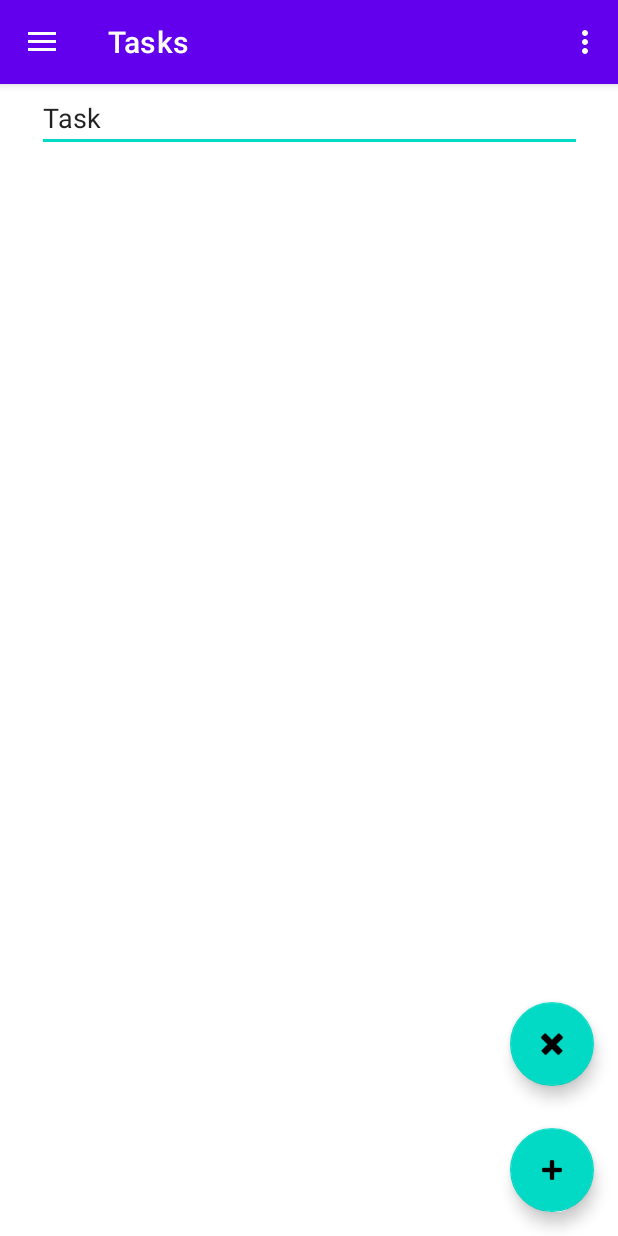
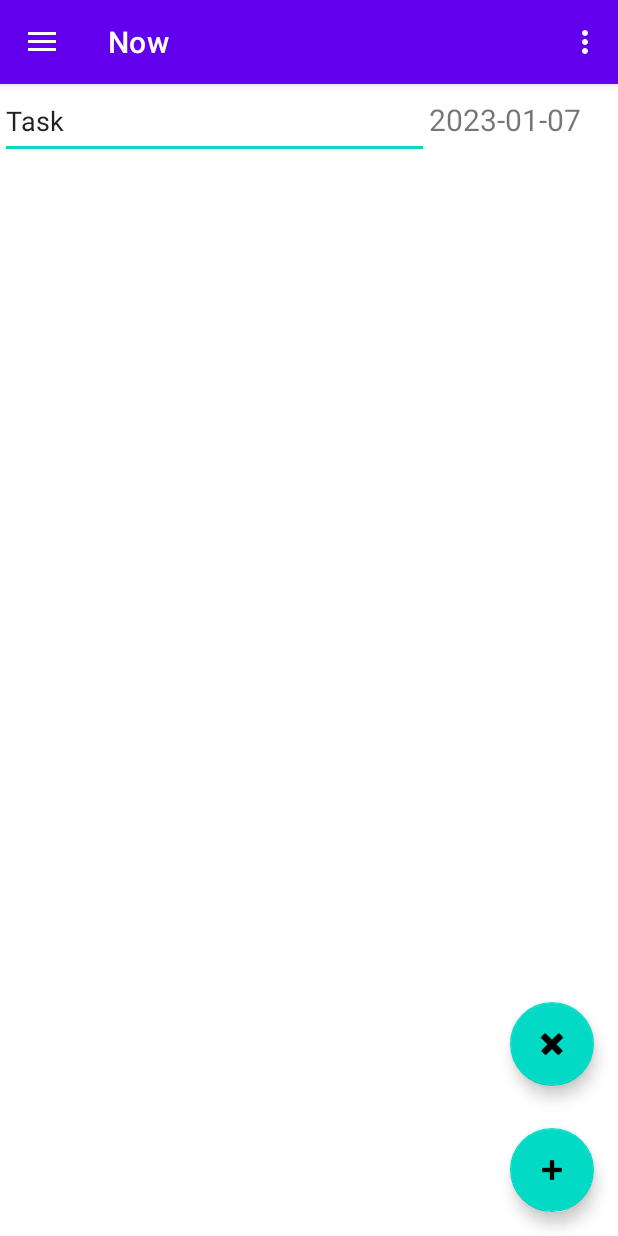
Before and after one commit to kilgariff/things, an Android app: the screen it shows after launch (MainActivity), after a tap on an icon or button, on a phone screen of 412 x 824 dp. Run offline under Robolectric (Android 15) with nearby library versions, the phone set to English and light mode, and no system bars; our stand-ins replace navigation-ui.

Commit message:
Enable date picker to set due dates for tasks

```diff
--- a/app/src/main/java/com/rosscodes/things/DataManager.kt
+++ b/app/src/main/java/com/rosscodes/things/DataManager.kt
@@ -25,7 +25,7 @@ class DataManager(context: Context) {
 
         val tasks = mutableListOf<Task>();
 
-        val cursor = db.rawQuery("SELECT * FROM Tasks", null);
+        val cursor = db.rawQuery("SELECT * FROM Tasks ORDER BY due ASC", null);
         if (cursor.moveToFirst()) {
             do {
                 val id = cursor.getLong(cursor.getColumnIndexOrThrow("id"))
--- a/app/src/main/java/com/rosscodes/things/MainActivity.kt
+++ b/app/src/main/java/com/rosscodes/things/MainActivity.kt
@@ -1,7 +1,9 @@
 package com.rosscodes.things
 
+import android.icu.util.Calendar
 import android.os.Bundle
 import android.view.Menu
+import android.view.View
 import com.google.android.material.snackbar.Snackbar
 import com.google.android.material.navigation.NavigationView
 import androidx.navigation.findNavController
@@ -15,7 +17,9 @@ import androidx.lifecycle.Observer
 import androidx.lifecycle.ViewModelProvider
 import com.rosscodes.things.databinding.ActivityMainBinding
 import com.rosscodes.things.databinding.TaskBinding
+import com.rosscodes.things.ui.tasks.DatePickerFragment
 import com.rosscodes.things.ui.tasks.TaskListViewModel
+import java.time.LocalDate
 
 class MainActivity : AppCompatActivity() {
 
@@ -40,7 +44,11 @@ class MainActivity : AppCompatActivity() {
 
         binding.appBarMain.fabAdd.setOnClickListener { view ->
 
-            justAddedTaskId = dataManager.add(Task(0, "Task", ""))
+            var date = ""
+            if (taskListViewModel.showTodaysTasks) {
+                date = getTodaysDate()
+            }
+            justAddedTaskId = dataManager.add(Task(0, "Task", date))
             val tasks = dataManager.allTasks()
             taskListViewModel.tasks.value = tasks
         }
@@ -60,7 +68,7 @@ class MainActivity : AppCompatActivity() {
         // Passing each menu ID as a set of Ids because each
         // menu should be considered as top level destinations.
         appBarConfiguration = AppBarConfiguration(setOf(
-                R.id.nav_tasks), drawerLayout)
+                R.id.nav_now, R.id.nav_later), drawerLayout)
         setupActionBarWithNavController(navController, appBarConfiguration)
         navView.setupWithNavController(navController)
 
@@ -78,4 +86,30 @@ class MainActivity : AppCompatActivity() {
         val navController = findNavController(R.id.nav_host_fragment_content_main)
         return navController.navigateUp(appBarConfiguration) || super.onSupportNavigateUp()
     }
+
+    fun showDatePicker (v: View) {
+        DatePickerFragment().show(supportFragmentManager, "timePicker")
+    }
+
+    fun getTodaysDate() : String {
+        val c = Calendar.getInstance()
+        val year = c.get(Calendar.YEAR)
+        val month = c.get(Calendar.MONTH)
+        val day = c.get(Calendar.DAY_OF_MONTH)
+        return LocalDate.of(year, month + 1, day).toString()
+    }
+
+    fun setDueDateOnCurrentTask(year: Int, month: Int, day: Int) {
+        val tasks = dataManager.allTasks()
+        for (task in tasks) {
+            if (task.id == lastChangedTaskId) {
+                task.dueDateAndTime = LocalDate.of(year, month + 1, day).toString()
+                dataManager.updateTask(task)
+                break;
+            }
+        }
+
+        val taskListViewModel = ViewModelProvider(this).get(TaskListViewModel::class.java)
+        taskListViewModel.tasks.value = dataManager.allTasks()
+    }
 }
--- /dev/null
+++ b/app/src/main/java/com/rosscodes/things/ui/tasks/DatePickerFragment.kt
@@ -0,0 +1,28 @@
+package com.rosscodes.things.ui.tasks
+
+import android.app.DatePickerDialog
+import android.app.Dialog
+import android.icu.util.Calendar
+import android.os.Bundle
+import android.widget.DatePicker
+import androidx.fragment.app.DialogFragment
+import com.rosscodes.things.MainActivity
+
+class DatePickerFragment : DialogFragment(), DatePickerDialog.OnDateSetListener {
+
+    override fun onCreateDialog(savedInstanceState: Bundle?): Dialog {
+        // Use the current date as the default date in the picker
+        val c = Calendar.getInstance()
+        val year = c.get(Calendar.YEAR)
+        val month = c.get(Calendar.MONTH)
+        val day = c.get(Calendar.DAY_OF_MONTH)
+
+        // Create a new instance of DatePickerDialog and return it
+        return DatePickerDialog(requireContext(), this, year, month, day)
+    }
+
+    override fun onDateSet(view: DatePicker, year: Int, month: Int, day: Int) {
+        val mainActivity = activity as MainActivity
+        mainActivity.setDueDateOnCurrentTask(year, month, day)
+    }
+}
--- a/app/src/main/java/com/rosscodes/things/ui/tasks/TaskListViewModel.kt
+++ b/app/src/main/java/com/rosscodes/things/ui/tasks/TaskListViewModel.kt
@@ -5,6 +5,8 @@ import com.rosscodes.things.Task
 
 class TaskListViewModel : ViewModel() {
 
+    var showTodaysTasks: Boolean = false
+
     val tasks: MutableLiveData<List<Task>> by lazy {
         MutableLiveData<List<Task>>()
     }
--- a/app/src/main/java/com/rosscodes/things/ui/tasks/TasksFragment.kt
+++ b/app/src/main/java/com/rosscodes/things/ui/tasks/TasksFragment.kt
@@ -1,6 +1,7 @@
 package com.rosscodes.things.ui.tasks
 
 import android.content.Context
+import android.icu.util.Calendar
 import android.os.Bundle
 import android.text.Editable
 import android.text.TextWatcher
@@ -17,6 +18,7 @@ import com.rosscodes.things.MainActivity
 import com.rosscodes.things.Task
 import com.rosscodes.things.databinding.FragmentTasksBinding
 import com.rosscodes.things.databinding.TaskBinding
+import java.time.LocalDate
 
 
 class TasksFragment : Fragment() {
@@ -39,13 +41,27 @@ class TasksFragment : Fragment() {
         val linearLayout: LinearLayout = binding.tasksLayout
 
         val taskListViewModel: TaskListViewModel by activityViewModels()
+        val mainActivity = activity as MainActivity
+
+        // Calculate today's due date string
+        val todaysDate = mainActivity.getTodaysDate()
+        val showTodaysTasks = arguments?.getBoolean("showTodaysTasks")
+        if (showTodaysTasks != null) {
+            taskListViewModel.showTodaysTasks = showTodaysTasks
+        } else {
+            taskListViewModel.showTodaysTasks = false
+        }
 
         taskListViewModel.tasks.observe(viewLifecycleOwner, Observer { tasks ->
 
-            val mainActivity = activity as MainActivity
             linearLayout.removeAllViews()
 
             for (task in tasks) {
+
+                if (taskListViewModel.showTodaysTasks != (task.dueDateAndTime == todaysDate)) {
+                    continue
+                }
+
                 val taskView = TaskBinding.inflate(inflater, linearLayout, true)
 
                 taskView.taskName.setOnFocusChangeListener { _, hasFocus ->
@@ -74,6 +90,13 @@ class TasksFragment : Fragment() {
                     }
                 })
 
+                taskView.taskDue.setOnClickListener { view ->
+                    mainActivity.lastChangedTaskId = task.id
+                    mainActivity.showDatePicker(view)
+                }
+
+                taskView.taskDue.text = task.dueDateAndTime
+
                 val textView = taskView.taskName
                 textView.setText(task.description)
 
--- a/app/src/main/res/layout/task.xml
+++ b/app/src/main/res/layout/task.xml
@@ -3,14 +3,31 @@
     xmlns:app="http://schemas.android.com/apk/res-auto"
     xmlns:tools="http://schemas.android.com/tools"
     android:layout_width="match_parent"
-    android:layout_height="match_parent">
+    android:layout_height="50dp">
 
-    <com.google.android.material.textfield.TextInputEditText
-        android:id="@+id/task_name"
-        android:layout_width="363dp"
-        android:layout_height="wrap_content"
-        android:hint="Enter a task"
-        app:layout_constraintEnd_toEndOf="parent"
-        app:layout_constraintStart_toStartOf="parent" />
+    <LinearLayout
+        android:layout_width="match_parent"
+        android:layout_height="match_parent"
+        android:orientation="horizontal"
+        app:layout_constraintBottom_toBottomOf="parent"
+        app:layout_constraintTop_toTopOf="parent">
+
+        <com.google.android.material.textfield.TextInputEditText
+            android:id="@+id/task_name"
+            android:layout_width="286dp"
+            android:layout_height="match_parent"
+            android:hint="Enter a task" />
+
+        <TextView
+            android:id="@+id/task_due"
+            android:layout_width="wrap_content"
+            android:layout_height="wrap_content"
+            android:layout_weight="1"
+            android:ems="10"
+            android:inputType="none"
+            android:text="Date"
+            android:textSize="20sp" />
+
+    </LinearLayout>
 
 </androidx.constraintlayout.widget.ConstraintLayout>
--- a/app/src/main/res/menu/activity_main_drawer.xml
+++ b/app/src/main/res/menu/activity_main_drawer.xml
@@ -5,8 +5,14 @@
 
     <group android:checkableBehavior="single">
         <item
-            android:id="@+id/nav_tasks"
+            android:id="@+id/nav_now"
+            android:layout_width="wrap_content"
+            android:layout_height="wrap_content"
             android:icon="@drawable/ic_menu_camera"
-            android:title="@string/menu_tasks" />
+            android:title="@string/menu_now" />
+        <item
+            android:id="@+id/nav_later"
+            android:icon="@drawable/ic_menu_camera"
+            android:title="@string/menu_later" />
     </group>
 </menu>
--- a/app/src/main/res/navigation/mobile_navigation.xml
+++ b/app/src/main/res/navigation/mobile_navigation.xml
@@ -3,12 +3,27 @@
     xmlns:app="http://schemas.android.com/apk/res-auto"
     xmlns:tools="http://schemas.android.com/tools"
     android:id="@+id/mobile_navigation"
-    app:startDestination="@+id/nav_tasks">
+    app:startDestination="@+id/nav_now">
 
     <fragment
-        android:id="@+id/nav_tasks"
+        android:id="@+id/nav_now"
         android:name="com.rosscodes.things.ui.tasks.TasksFragment"
-        android:label="@string/menu_tasks"
-        tools:layout="@layout/fragment_tasks" />
+        android:label="@string/menu_now"
+        tools:layout="@layout/fragment_tasks" >
+        <argument
+            android:name="showTodaysTasks"
+            app:argType="boolean"
+            android:defaultValue="true" />
+    </fragment>
+    <fragment
+        android:id="@+id/nav_later"
+        android:name="com.rosscodes.things.ui.tasks.TasksFragment"
+        android:label="@string/menu_later"
+        tools:layout="@layout/fragment_tasks" >
+        <argument
+            android:name="showTodaysTasks"
+            app:argType="boolean"
+            android:defaultValue="false" />
+    </fragment>
 
 </navigation>
--- a/app/src/main/res/values/strings.xml
+++ b/app/src/main/res/values/strings.xml
@@ -2,10 +2,11 @@
     <string name="app_name">Things</string>
     <string name="navigation_drawer_open">Open navigation drawer</string>
     <string name="navigation_drawer_close">Close navigation drawer</string>
-    <string name="nav_header_title">Android Studio</string>
-    <string name="nav_header_subtitle">android.studio@android.com</string>
+    <string name="nav_header_title">Your things!</string>
+    <string name="nav_header_subtitle">Select the things you want to see</string>
     <string name="nav_header_desc">Navigation header</string>
     <string name="action_settings">Settings</string>
 
-    <string name="menu_tasks">Tasks</string>
+    <string name="menu_now">Now</string>
+    <string name="menu_later">Later</string>
 </resources>
```
